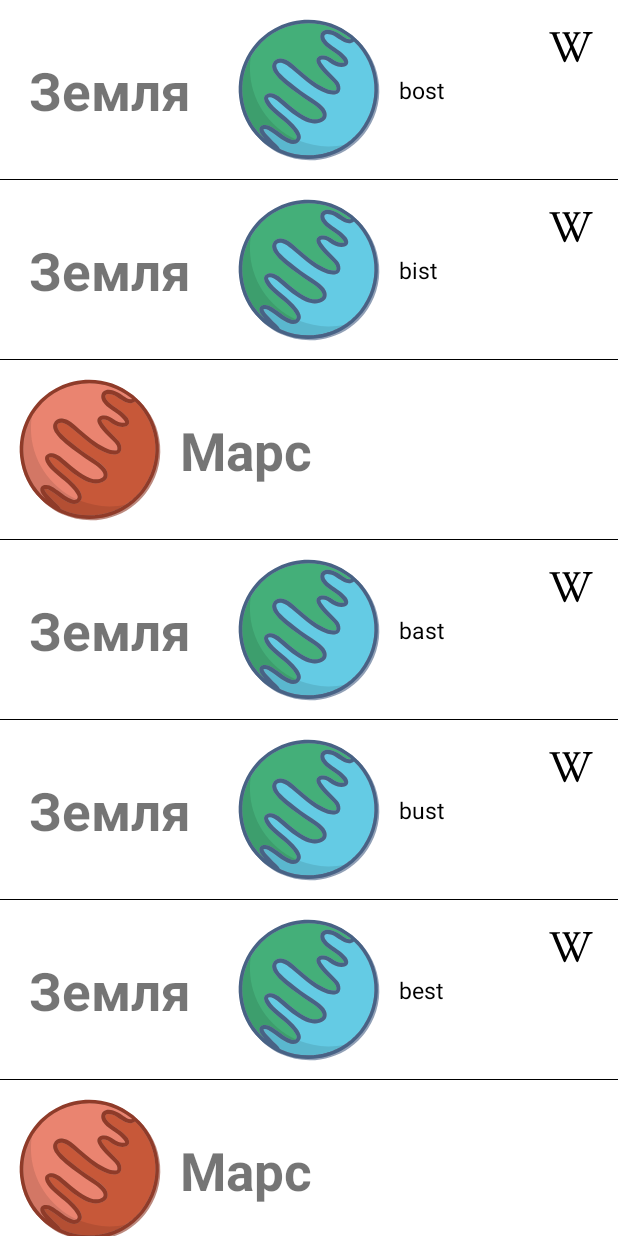
After one commit to FarVoyager/PictureOfTheDay, an Android app: the fragment RecyclerViewFragment placed in its activity, on a phone screen of 412 x 824 dp. The commit adds this screen. Run offline under Robolectric (Android 15) with nearby library versions, the phone set to English and light mode, and no system bars; libraries missing offline, so code that uses them is left out: coil.api.load; pictures from the network do not load.

Commit message:
base functionality of recycler view implemented

```diff
--- a/app/src/main/java/com/example/pictureoftheday/ui/main/PictureOfTheDayFragment.kt
+++ b/app/src/main/java/com/example/pictureoftheday/ui/main/PictureOfTheDayFragment.kt
@@ -23,6 +23,7 @@ import com.example.pictureoftheday.databinding.FragmentPictureOfTheDayBinding
 import com.example.pictureoftheday.ui.main.animations.AnimationsFragment
 import com.example.pictureoftheday.ui.main.animations.AnimationsFragmentBonus
 import com.example.pictureoftheday.ui.main.animations.ExplodeFragment
+import com.example.pictureoftheday.ui.main.recyclerview.RecyclerViewFragment
 import com.example.pictureoftheday.ui.main.utils.LayoutsFragment
 import com.example.pictureoftheday.ui.main.viewPager.MainViewPagerFragment
 import com.example.pictureoftheday.ui.main.viewmodel.AppState
@@ -173,7 +174,7 @@ class PictureOfTheDayFragment : Fragment() {
         when (item.itemId) {
             R.id.app_bar_fav ->
                 requireActivity().supportFragmentManager.beginTransaction()
-                    .replace(R.id.container, StylesFragment())
+                    .replace(R.id.container, RecyclerViewFragment())
                     .addToBackStack(null)
                     .commit()
             R.id.app_bar_settings -> {
--- /dev/null
+++ b/app/src/main/java/com/example/pictureoftheday/ui/main/recyclerview/RecyclerViewFragment.kt
@@ -0,0 +1,140 @@
+package com.example.pictureoftheday.ui.main.recyclerview
+
+import android.os.Bundle
+import androidx.fragment.app.Fragment
+import android.view.LayoutInflater
+import android.view.View
+import android.view.ViewGroup
+import android.widget.Toast
+import androidx.appcompat.widget.AppCompatImageView
+import androidx.appcompat.widget.AppCompatTextView
+import androidx.recyclerview.widget.RecyclerView
+import com.example.pictureoftheday.R
+import com.example.pictureoftheday.databinding.FragmentPictureOfTheDayBinding
+import com.example.pictureoftheday.databinding.FragmentRecyclerViewBinding
+import com.example.pictureoftheday.databinding.RecyclerItemEarthBinding
+import com.example.pictureoftheday.databinding.RecyclerItemMarsBinding
+
+
+class RecyclerViewFragment : Fragment() {
+
+    private var _binding: FragmentRecyclerViewBinding? = null
+    private val binding get() = _binding!!
+
+
+    override fun onCreate(savedInstanceState: Bundle?) {
+        super.onCreate(savedInstanceState)
+
+    }
+
+    override fun onCreateView(
+        inflater: LayoutInflater, container: ViewGroup?,
+        savedInstanceState: Bundle?
+    ): View {
+        // Inflate the layout for this fragment
+        _binding = FragmentRecyclerViewBinding.inflate(inflater, container, false)
+        return binding.root
+    }
+
+    override fun onViewCreated(view: View, savedInstanceState: Bundle?) {
+
+        val data = arrayListOf(
+            Data("Earth", "bost"),
+            Data("Earth", "bist"),
+            Data("Mars", ""),
+            Data("Earth", "bast"),
+            Data("Earth", "bust"),
+            Data("Earth", "best"),
+            Data("Mars", null)
+        )
+        binding.lessonRecyclerView.adapter = RecyclerViewAdapter(
+            object : RecyclerViewAdapter.OnListItemClickListener {
+                override fun onItemClick(data: Data) {
+                    Toast.makeText(requireContext(), data.someText, Toast.LENGTH_SHORT).show()
+                }
+            },
+            data
+        )
+    }
+
+    data class Data(
+        val someText: String = "Text",
+        val someDescription: String? = "Description"
+    )
+
+
+    class RecyclerViewAdapter(
+        private var onListItemClickListener: OnListItemClickListener,
+        private var data: List<Data>
+    ) : RecyclerView.Adapter<RecyclerView.ViewHolder>() {
+
+        override fun onCreateViewHolder(parent: ViewGroup, viewType: Int): RecyclerView.ViewHolder {
+//            val inflater = LayoutInflater.from(parent.context)
+            val itemBindingEarth =
+                RecyclerItemEarthBinding.inflate(LayoutInflater.from(parent.context), parent, false)
+            val itemBindingMars =
+                RecyclerItemMarsBinding.inflate(LayoutInflater.from(parent.context), parent, false)
+            return if (viewType == TYPE_EARTH) {
+                EarthViewHolder(
+                    itemBindingEarth
+                )
+            } else {
+                MarsViewHolder(
+                    itemBindingMars
+                )
+            }
+        }
+
+        override fun onBindViewHolder(holder: RecyclerView.ViewHolder, position: Int) {
+            if (getItemViewType(position) == TYPE_EARTH) {
+                holder as EarthViewHolder
+                holder.bind(data[position])
+            } else {
+                holder as MarsViewHolder
+                holder.bind(data[position])
+            }
+        }
+
+        override fun getItemViewType(position: Int): Int {
+            return if (data[position].someDescription.isNullOrBlank()) TYPE_MARS else TYPE_EARTH
+        }
+
+        override fun getItemCount(): Int {
+            return data.size
+        }
+
+        inner class EarthViewHolder(private val earthBinding: RecyclerItemEarthBinding) :
+            RecyclerView.ViewHolder(earthBinding.root) {
+            fun bind(data: Data) {
+                if (layoutPosition != RecyclerView.NO_POSITION) {
+                    earthBinding.descriptionTextView
+                        .text = data.someDescription
+                    earthBinding.wikiImageView.setOnClickListener {
+                        onListItemClickListener.onItemClick(data)
+                    }
+                }
+            }
+        }
+
+        inner class MarsViewHolder(private val marsBinding: RecyclerItemMarsBinding) :
+            RecyclerView.ViewHolder(marsBinding.root) {
+            fun bind(data: Data) {
+                marsBinding.marsImageView.setOnClickListener {
+                    onListItemClickListener.onItemClick(data)
+                }
+            }
+        }
+
+
+        companion object {
+            private const val TYPE_EARTH = 0
+            private const val TYPE_MARS = 1
+        }
+
+        interface OnListItemClickListener {
+            fun onItemClick(data: Data)
+        }
+
+    }
+
+}
--- /dev/null
+++ b/app/src/main/res/layout/fragment_recycler_view.xml
@@ -0,0 +1,17 @@
+<?xml version="1.0" encoding="utf-8"?>
+<FrameLayout xmlns:android="http://schemas.android.com/apk/res/android"
+    xmlns:tools="http://schemas.android.com/tools"
+    android:layout_width="match_parent"
+    android:layout_height="wrap_content"
+    xmlns:app="http://schemas.android.com/apk/res-auto"
+    tools:context=".ui.main.recyclerview.RecyclerViewFragment">
+
+<androidx.recyclerview.widget.RecyclerView
+    android:id="@+id/lessonRecyclerView"
+    android:layout_width="match_parent"
+    android:layout_height="match_parent"
+    app:layoutManager="androidx.recyclerview.widget.LinearLayoutManager"
+
+    />
+
+</FrameLayout>
--- /dev/null
+++ b/app/src/main/res/layout/recycler_item_earth.xml
@@ -0,0 +1,61 @@
+<?xml version="1.0" encoding="utf-8"?>
+<androidx.constraintlayout.widget.ConstraintLayout xmlns:android="http://schemas.android.com/apk/res/android"
+    xmlns:app="http://schemas.android.com/apk/res-auto"
+    android:layout_width="match_parent"
+    android:layout_height="wrap_content">
+
+    <androidx.appcompat.widget.AppCompatImageView
+        android:id="@+id/earthImageView"
+        android:layout_width="120dp"
+        android:layout_height="120dp"
+        app:layout_constraintEnd_toEndOf="parent"
+        app:layout_constraintStart_toStartOf="parent"
+        app:layout_constraintTop_toTopOf="parent"
+        app:srcCompat="@drawable/bg_earth" />
+
+    <androidx.appcompat.widget.AppCompatTextView
+        android:layout_width="wrap_content"
+        android:layout_height="wrap_content"
+        android:text="Земля"
+        android:textSize="35sp"
+        android:textStyle="bold"
+        app:layout_constraintBottom_toBottomOf="@+id/earthImageView"
+        app:layout_constraintEnd_toStartOf="@+id/earthImageView"
+        app:layout_constraintStart_toStartOf="parent"
+        app:layout_constraintTop_toTopOf="@+id/earthImageView" />
+
+    <androidx.appcompat.widget.AppCompatImageView
+        android:id="@+id/wikiImageView"
+        android:layout_width="wrap_content"
+        android:layout_height="wrap_content"
+        android:layout_margin="15dp"
+        app:layout_constraintEnd_toEndOf="parent"
+        app:layout_constraintTop_toTopOf="parent"
+        app:srcCompat="@drawable/ic_wikipedia" />
+
+    <androidx.appcompat.widget.AppCompatTextView
+        android:id="@+id/descriptionTextView"
+        android:layout_width="0dp"
+        android:layout_height="wrap_content"
+        android:text="Дополнительный текст"
+        android:textColor="#000"
+        android:textSize="15sp"
+        app:layout_constraintBottom_toBottomOf="@+id/earthImageView"
+        app:layout_constraintEnd_toStartOf="@+id/barrier"
+        app:layout_constraintStart_toEndOf="@+id/earthImageView"
+        app:layout_constraintTop_toTopOf="@+id/earthImageView" />
+
+    <androidx.constraintlayout.widget.Barrier
+        android:id="@+id/barrier"
+        android:layout_width="wrap_content"
+        android:layout_height="wrap_content"
+        app:barrierDirection="end"
+        app:constraint_referenced_ids="wikiImageView" />
+
+    <View
+        android:layout_width="match_parent"
+        android:layout_height="1px"
+        android:background="#000"
+        app:layout_constraintBottom_toBottomOf="@+id/earthImageView"
+        app:layout_constraintStart_toStartOf="parent" />
+</androidx.constraintlayout.widget.ConstraintLayout>
--- /dev/null
+++ b/app/src/main/res/layout/recycler_item_mars.xml
@@ -0,0 +1,31 @@
+<?xml version="1.0" encoding="utf-8"?>
+<androidx.constraintlayout.widget.ConstraintLayout xmlns:android="http://schemas.android.com/apk/res/android"
+    xmlns:app="http://schemas.android.com/apk/res-auto"
+    android:layout_width="match_parent"
+    android:layout_height="wrap_content">
+
+    <androidx.appcompat.widget.AppCompatImageView
+        android:id="@+id/marsImageView"
+        android:layout_width="120dp"
+        android:layout_height="120dp"
+        app:layout_constraintStart_toStartOf="parent"
+        app:layout_constraintTop_toTopOf="parent"
+        app:srcCompat="@drawable/bg_mars" />
+
+    <androidx.appcompat.widget.AppCompatTextView
+        android:layout_width="wrap_content"
+        android:layout_height="wrap_content"
+        android:text="Марс"
+        android:textSize="35sp"
+        android:textStyle="bold"
+        app:layout_constraintBottom_toBottomOf="@+id/marsImageView"
+        app:layout_constraintStart_toEndOf="@+id/marsImageView"
+        app:layout_constraintTop_toTopOf="@+id/marsImageView" />
+
+    <View
+        android:layout_width="match_parent"
+        android:layout_height="1px"
+        android:background="#000"
+        app:layout_constraintBottom_toBottomOf="@+id/marsImageView"
+        app:layout_constraintStart_toStartOf="parent" />
+</androidx.constraintlayout.widget.ConstraintLayout>
--- a/app/src/main/res/values/strings.xml
+++ b/app/src/main/res/values/strings.xml
@@ -45,4 +45,5 @@
 
 Содержание в неволе
 Чаще всего в террариумах содержат и разводят йеменских хамелеонов (Chamaeleo calyptratus) или пантерных хамелеонов (Furcifer pardalis)[6].</string>
+    <string name="hello_blank_fragment">Hello blank fragment</string>
 </resources>
```
